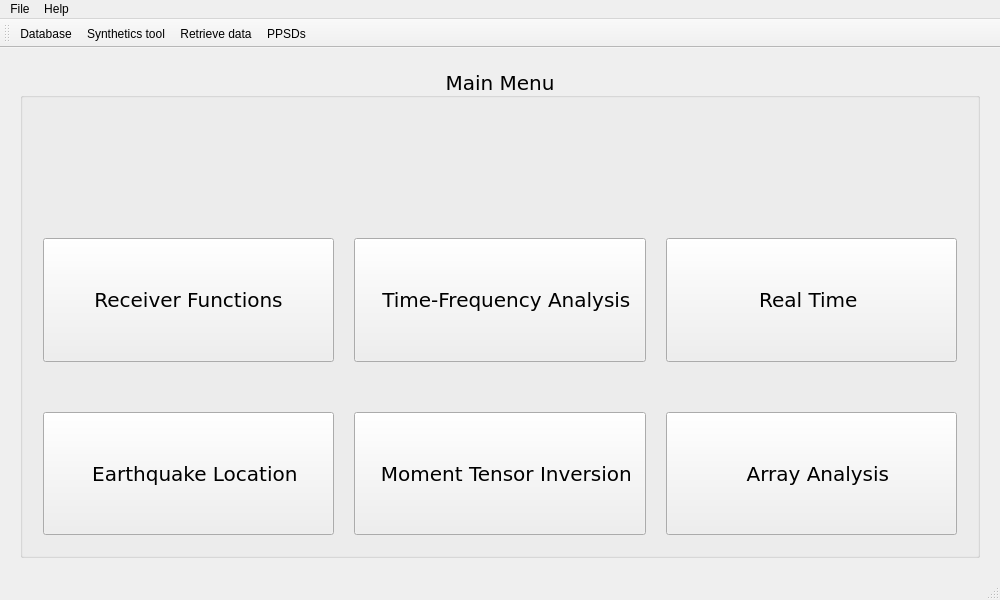
The window that isp/resources/designer_uis/MainFrame.ui (ProjectISP/ISP) describes before a commit, drawn with Qt 5.
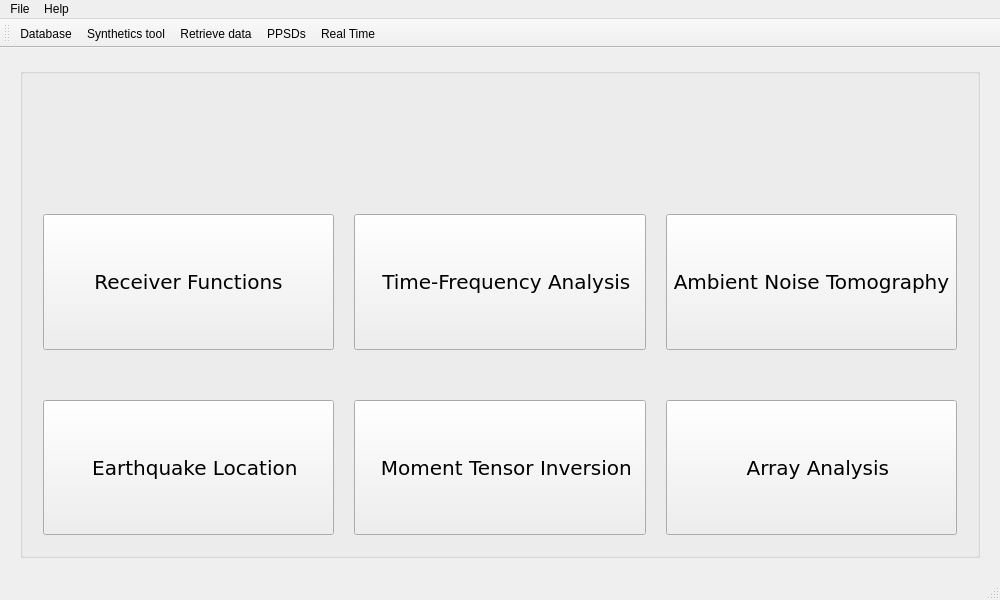
The same window after the commit. Icons and pictures are not drawn.

Commit message: Changes in  main frame and real time

Diff of the .ui file:
```diff
--- a/isp/resources/designer_uis/MainFrame.ui
+++ b/isp/resources/designer_uis/MainFrame.ui
@@ -69,7 +69,7 @@
        </font>
       </property>
       <property name="title">
-       <string>Main Menu</string>
+       <string/>
       </property>
       <property name="alignment">
        <set>Qt::AlignBottom|Qt::AlignHCenter</set>
@@ -226,7 +226,17 @@
               </size>
              </property>
              <property name="text">
-              <string>Real Time </string>
+              <string>Ambient Noise Tomography</string>
+             </property>
+             <property name="icon">
+              <iconset resource="../resources.qrc">
+               <normaloff>:/icons/ANT.png</normaloff>:/icons/ANT.png</iconset>
+             </property>
+             <property name="iconSize">
+              <size>
+               <width>50</width>
+               <height>50</height>
+              </size>
              </property>
             </widget>
            </item>
@@ -379,6 +389,7 @@
    <addaction name="actionCreate_new_Project"/>
    <addaction name="actionRetrieve_data"/>
    <addaction name="actionPPSDs"/>
+   <addaction name="actionReal_Time"/>
   </widget>
   <action name="actionOpen_Project">
    <property name="icon">
@@ -435,6 +446,22 @@
     <string>Open Help</string>
    </property>
   </action>
+  <action name="actionReal_Time">
+   <property name="checkable">
+    <bool>false</bool>
+   </property>
+   <property name="enabled">
+    <bool>true</bool>
+   </property>
+   <property name="icon">
+    <iconset resource="../resources.qrc">
+     <normaloff>:/icons/realtime.png</normaloff>
+     <normalon>:/icons/balcony-icon.png</normalon>:/icons/realtime.png</iconset>
+   </property>
+   <property name="text">
+    <string>Real Time</string>
+   </property>
+  </action>
  </widget>
  <resources>
   <include location="../resources.qrc"/>
```
Left out of the diff: 4 changed lines with no effect on the pictures. The commit also changes 9 other files.
